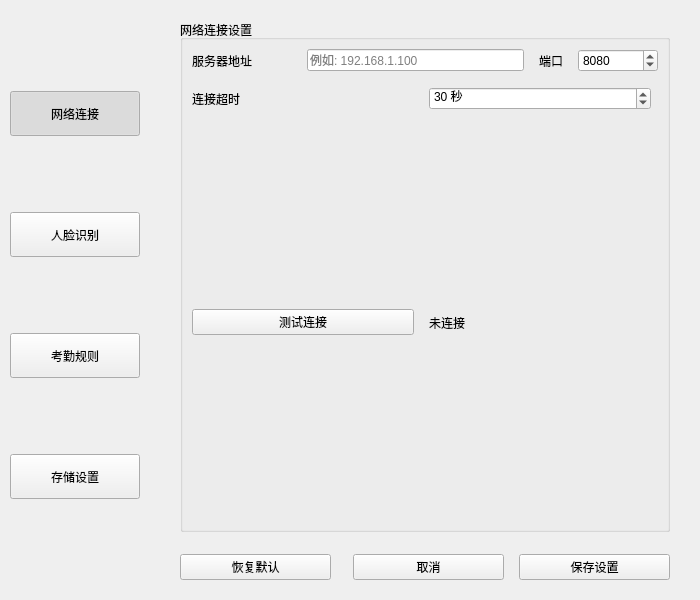
The window that UI/setwindow.ui (HeQiTZD/Triple-terminal-Attendance-Punching-System) describes before a commit, drawn with Qt 5.
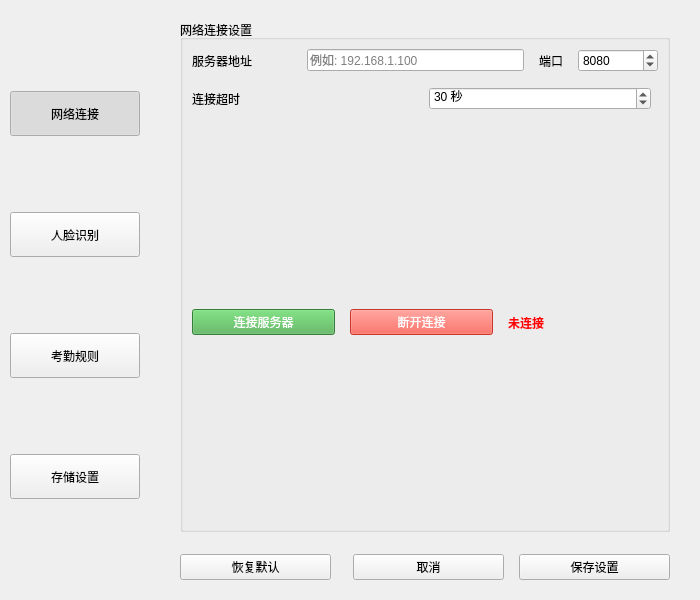
The same window after the commit.

Commit message: 已完成网络的初步稳定连接

The edit to the form file:
```diff
--- a/UI/setwindow.ui
+++ b/UI/setwindow.ui
@@ -299,7 +299,23 @@
                <item>
                 <widget class="QPushButton" name="btnTestConnection">
                  <property name="text">
-                  <string>测试连接</string>
+                  <string>连接服务器</string>
+                 </property>
+                 <property name="styleSheet">
+                  <string notr="true">background-color: #4CAF50; color: white;</string>
+                 </property>
+                </widget>
+               </item>
+               <item>
+                <widget class="QPushButton" name="btnDisconnect">
+                 <property name="enabled">
+                  <bool>false</bool>
+                 </property>
+                 <property name="text">
+                  <string>断开连接</string>
+                 </property>
+                 <property name="styleSheet">
+                  <string notr="true">background-color: #f44336; color: white;</string>
                  </property>
                 </widget>
                </item>
@@ -308,6 +324,9 @@
                  <property name="text">
                   <string>未连接</string>
                  </property>
+                 <property name="styleSheet">
+                  <string notr="true">color: red; font-weight: bold;</string>
+                 </property>
                 </widget>
                </item>
                <item>
```
The commit also changes 47 other files.
